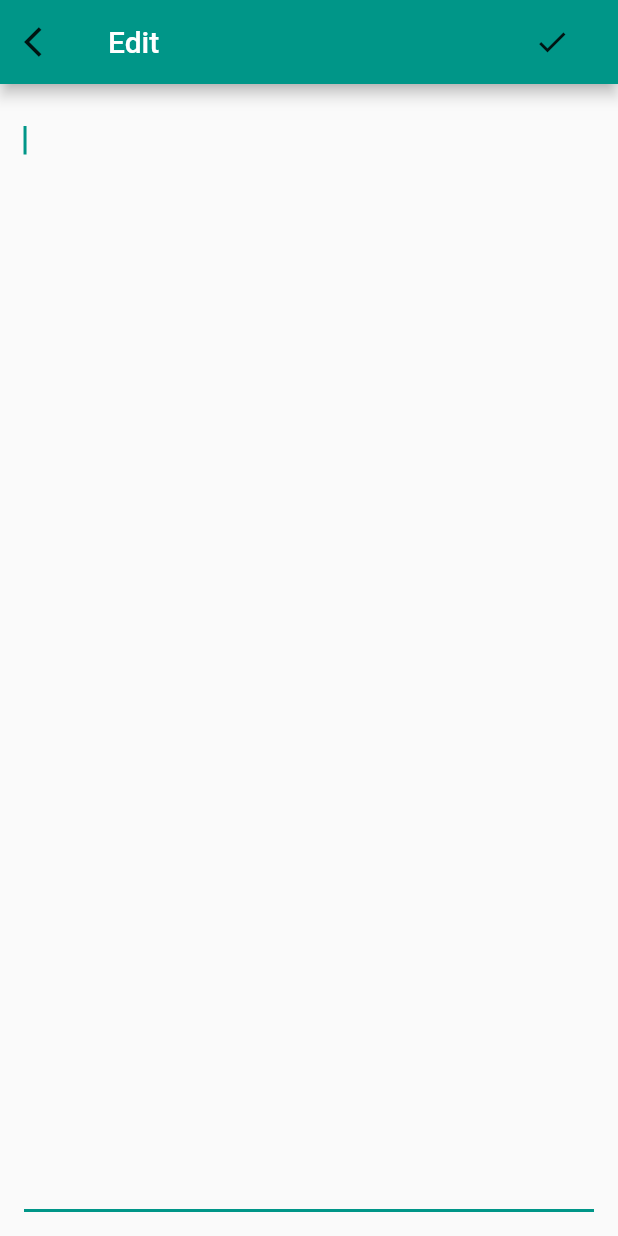
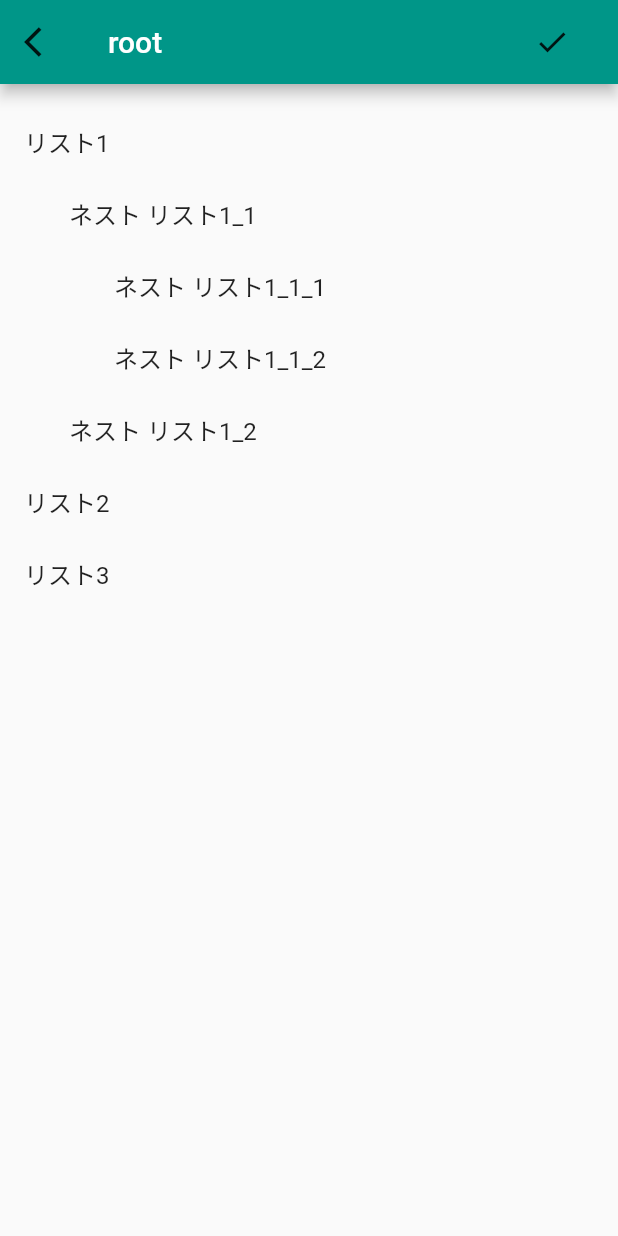
Before and after one commit to KokiYamane/note2mind, a Flutter app: the screen it shows after launch, after a tap on the "add" icon, on a phone screen of 412 x 824 dp. Run offline on Flutter 3.47's test engine with Material 2 defaults, Android fonts, the phone set to English and light mode, and no system bars; our stand-ins replace shared_preferences.

Commit message:
node title editing function added

```diff
--- a/lib/Node.dart
+++ b/lib/Node.dart
@@ -42,9 +42,6 @@ class Node {
       String childTitle = children[i].title;
       if (childTitle == title) return children[i];
     }
-    // children.forEach((child) {
-    //   if (child.title == title) return child;
-    // });
   }
 
   void removeChild(String title) {
--- a/lib/TreeEdit.dart
+++ b/lib/TreeEdit.dart
@@ -4,17 +4,19 @@ import 'package:flutter/material.dart';
 import 'package:note2mind/Node.dart';
 
 class TreeEdit extends StatelessWidget {
-  // String _current;
-  Node _current;
+  String _current;
+  Node _root;
   Function _onChanged;
 
-  TreeEdit(this._current, this._onChanged);
+  TreeEdit(this._current, this._onChanged) {
+    _root = new Node.readMarkdown(_current);
+  }
 
   @override
   Widget build(BuildContext context) {
     return new Scaffold(
       appBar: new AppBar(
-        title: new Text('Edit'),
+        title: new Text(_root.title),
         actions: <Widget>[
           FlatButton(
             onPressed: () => FocusScope.of(context).requestFocus(FocusNode()),
@@ -28,29 +30,16 @@ class TreeEdit extends StatelessWidget {
           shape: CircleBorder(side: BorderSide(color: Colors.transparent)),
         ),
       ),
-      body: new Container(
-        padding: const EdgeInsets.all(16.0),
-        // child: new TextField(
-        //   controller: TextEditingController(text: _current),
-        //   maxLines: 99,
-        //   style: new TextStyle(color: Colors.black),
-        //   autofocus: true,
-        //   onChanged: (text) {
-        //     _current = text;
-        //     _onChanged(_current);
-        //   },
-        // )),
-        child: TreeEditField(tree: _current),
-      ),
+      body: TreeEditField(root: _root, onChanged: _onChanged),
     );
   }
 }
 
 class TreeEditField extends StatefulWidget {
-  TreeEditField({Key key, this.tree}) : super(key: key);
+  TreeEditField({Key key, this.root, this.onChanged}) : super(key: key);
 
-  final Node tree;
-  List<Widget> widgetList;
+  Node root;
+  Function onChanged;
 
   @override
   _TreeEditFieldState createState() => _TreeEditFieldState();
@@ -64,14 +53,48 @@ class _TreeEditFieldState extends State<TreeEditField> {
 
   @override
   Widget build(BuildContext context) {
-    return Column(
-      children: <Widget>[Text(widget.tree.title)],
+    return SingleChildScrollView(
+      padding: const EdgeInsets.all(16.0),
+      child: _createField(widget.root),
     );
   }
 
-  List<Widget> createWidgetList() {
-    List<Widget> widgetList = new List<Widget>();
-    widgetList.add(Text(widget.tree.title));
-    return widgetList;
+  Widget _createField(Node node, [int level = 0]) {
+    Widget childrenColumn = Column(
+        children: node.children.map<Widget>((Node child) {
+      return _createField(child, level + 1);
+    }).toList());
+
+    List<Widget> mainWidgetList = new List<Widget>();
+    if (level == 0) {
+      mainWidgetList.add(childrenColumn);
+      // mainWidgetList.add(_createNewLine());
+    } else {
+      mainWidgetList.add(_createNewLine(node));
+      mainWidgetList.add(Container(
+          margin: const EdgeInsets.fromLTRB(30, 0, 0, 0),
+          child: childrenColumn));
+    }
+
+    return Column(children: mainWidgetList);
   }
+
+  TextField _createNewLine(Node node) {
+    return TextField(
+      controller: TextEditingController(text: node.title),
+      decoration: InputDecoration(
+        border: InputBorder.none,
+      ),
+      onChanged: (text) {
+        // _onChanged(text, node);
+        node.title = text;
+        widget.onChanged(widget.root.writeMarkdown());
+      },
+    );
+  }
+
+  // void _onChanged(String text, Node node) {
+  //   node.title = text;
+  //   widget.onChanged(node.writeMarkdown());
+  // }
 }
--- a/lib/main.dart
+++ b/lib/main.dart
@@ -1,8 +1,18 @@
 import 'package:flutter/material.dart';
 import 'package:shared_preferences/shared_preferences.dart';
 
-import 'package:note2mind/Edit.dart';
-import 'package:note2mind/Node.dart';
+import 'package:note2mind/TreeEdit.dart';
+
+String markdown = '''
+# root
+- リスト1
+  - ネスト リスト1_1
+    - ネスト リスト1_1_1
+    - ネスト リスト1_1_2
+  - ネスト リスト1_2
+- リスト2
+- リスト3
+''';
 
 void main() => runApp(MyApp());
 
@@ -15,9 +25,6 @@ class MyApp extends StatelessWidget {
         primarySwatch: Colors.teal,
       ),
       home: MyHomePage(title: 'Home'),
-      routes: <String, WidgetBuilder>{
-        '/home': (BuildContext context) => new MyHomePage(),
-      },
     );
   }
 }
@@ -33,9 +40,7 @@ class MyHomePage extends StatefulWidget {
 
 class _MyHomePageState extends State<MyHomePage> {
   var _noteList = new List<String>();
-  var _treeList = new List<Node>();
   var _currentIndex = -1;
-  bool _loading = true;
   final _biggerFont = const TextStyle(fontSize: 18.0);
 
   @override
@@ -65,20 +70,18 @@ class _MyHomePageState extends State<MyHomePage> {
       if (prefs.containsKey(key)) {
         _noteList = prefs.getStringList(key);
       }
-      setState(() {
-        _loading = false;
-      });
     });
   }
 
   void _addNote() {
     setState(() {
-      _noteList.add("");
+      // _noteList.add("");
+      _noteList.add(markdown);
       _currentIndex = _noteList.length - 1;
       storeNoteList();
       Navigator.of(context).push(MaterialPageRoute<void>(
         builder: (BuildContext context) {
-          return new Edit(_noteList[_currentIndex], _onChanged);
+          return new TreeEdit(_noteList[_currentIndex], _onChanged);
         },
       ));
     });
@@ -129,7 +132,7 @@ class _MyHomePageState extends State<MyHomePage> {
   }
 
   Widget _buildRow(String content, int index) {
-    return ListTile(
+    return Card(child: ListTile(
       title: Text(
         content,
         style: _biggerFont,
@@ -140,9 +143,9 @@ class _MyHomePageState extends State<MyHomePage> {
         _currentIndex = index;
         Navigator.of(context)
             .push(MaterialPageRoute<void>(builder: (BuildContext context) {
-          return new Edit(_noteList[_currentIndex], _onChanged);
+          return new TreeEdit(_noteList[_currentIndex], _onChanged);
         }));
       },
-    );
+    ));
   }
 }
```
Also changed, not shown: 4 other files.
